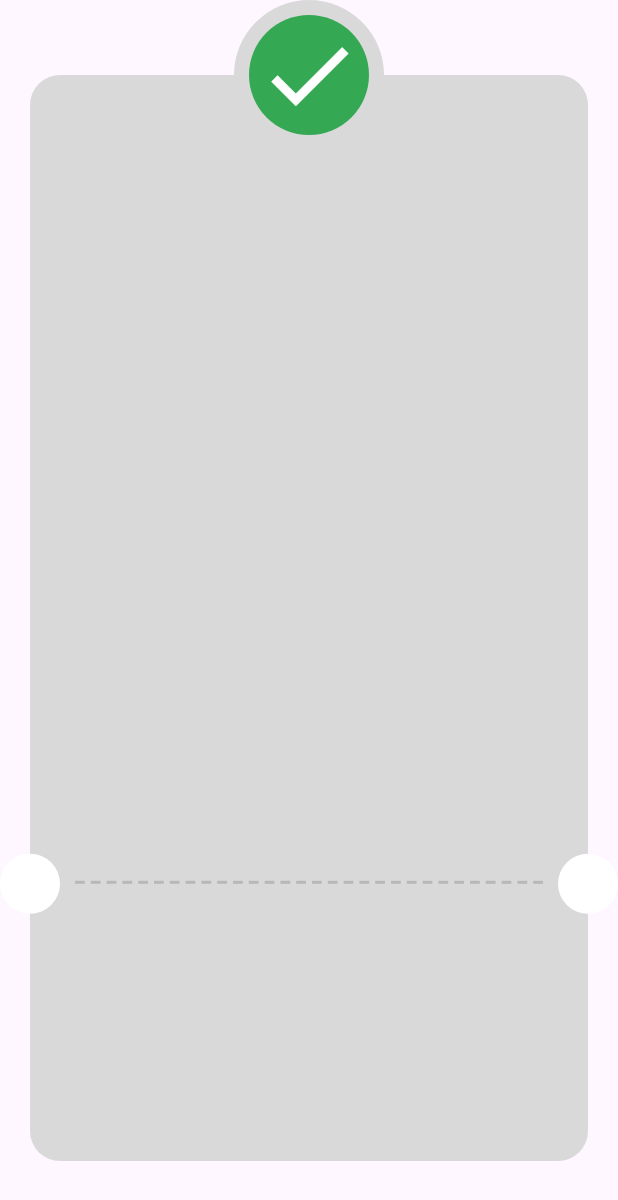
After one commit to SalahYasser/checkout_payment_app, a Flutter app: the ThankYouView screen opened directly, on a phone screen of 412 x 824 dp. The commit adds this screen. Shown: the top 1200 px of the screen. Run offline on Flutter 3.47's test engine with Material 3 defaults, Android fonts, the phone set to English and light mode, and no system bars; our stand-ins replace flutter_credit_card, flutter_svg.

Commit message:
refactor thank you view body

```diff
--- /dev/null
+++ b/lib/features/checkout/presentation/views/widgets/custom_check_icon.dart
@@ -0,0 +1,22 @@
+import 'package:flutter/material.dart';
+
+class CustomCheckIcon extends StatelessWidget {
+  const CustomCheckIcon({super.key});
+
+  @override
+  Widget build(BuildContext context) {
+    return CircleAvatar(
+      backgroundColor: Color(0xffD9D9D9),
+      radius: 50,
+      child: CircleAvatar(
+        backgroundColor: Color(0xff34A853),
+        radius: 40,
+        child: Icon(
+          Icons.check,
+          color: Colors.white,
+          size: 70,
+        ),
+      ),
+    );
+  }
+}
--- /dev/null
+++ b/lib/features/checkout/presentation/views/widgets/custom_dashed_line.dart
@@ -0,0 +1,23 @@
+import 'package:flutter/material.dart';
+
+class CustomDashedLine extends StatelessWidget {
+  const CustomDashedLine({super.key});
+
+  @override
+  Widget build(BuildContext context) {
+    return Row(
+      children: List.generate(
+        30,
+            (index) => Expanded(
+          child: Padding(
+            padding: const EdgeInsets.symmetric(horizontal: 2),
+            child: Container(
+              color: Color(0xffB8B8B8),
+              height: 2,
+            ),
+          ),
+        ),
+      ),
+    );
+  }
+}
--- /dev/null
+++ b/lib/features/checkout/presentation/views/widgets/thank_you_card.dart
@@ -0,0 +1,17 @@
+import 'package:flutter/material.dart';
+
+class ThankYouCard extends StatelessWidget {
+  const ThankYouCard({super.key});
+
+  @override
+  Widget build(BuildContext context) {
+    return Container(
+      decoration: ShapeDecoration(
+        color: Color(0xffD9D9D9),
+        shape: RoundedRectangleBorder(
+          borderRadius: BorderRadius.circular(20),
+        ),
+      ),
+    );
+  }
+}
--- a/lib/features/checkout/presentation/views/widgets/thank_you_view_body.dart
+++ b/lib/features/checkout/presentation/views/widgets/thank_you_view_body.dart
@@ -1,3 +1,6 @@
+import 'package:checkout_payment_app/features/checkout/presentation/views/widgets/custom_check_icon.dart';
+import 'package:checkout_payment_app/features/checkout/presentation/views/widgets/custom_dashed_line.dart';
+import 'package:checkout_payment_app/features/checkout/presentation/views/widgets/thank_you_card.dart';
 import 'package:flutter/material.dart';
 
 class ThankYouViewBody extends StatelessWidget {
@@ -10,32 +13,12 @@ class ThankYouViewBody extends StatelessWidget {
       child: Stack(
         clipBehavior: Clip.none,
         children: [
-          Container(
-            decoration: ShapeDecoration(
-              color: Color(0xffD9D9D9),
-              shape: RoundedRectangleBorder(
-                borderRadius: BorderRadius.circular(20),
-              ),
-            ),
-          ),
+          ThankYouCard(),
           Positioned(
             bottom: MediaQuery.sizeOf(context).height * 0.2 + 20,
             left: 20 + 8,
             right: 20 + 8,
-            child: Row(
-              children: List.generate(
-                30,
-                (index) => Expanded(
-                  child: Padding(
-                    padding: const EdgeInsets.symmetric(horizontal: 2),
-                    child: Container(
-                      color: Color(0xffB8B8B8),
-                      height: 2,
-                    ),
-                  ),
-                ),
-              ),
-            ),
+            child: const CustomDashedLine(),
           ),
           Positioned(
             left: -20,
@@ -51,23 +34,11 @@ class ThankYouViewBody extends StatelessWidget {
               backgroundColor: Colors.white,
             ),
           ),
-          Positioned(
+          const Positioned(
             left: 0,
             right: 0,
             top: -50,
-            child: CircleAvatar(
-              backgroundColor: Color(0xffD9D9D9),
-              radius: 50,
-              child: CircleAvatar(
-                backgroundColor: Color(0xff34A853),
-                radius: 40,
-                child: Icon(
-                  Icons.check,
-                  color: Colors.white,
-                  size: 70,
-                ),
-              ),
-            ),
+            child: CustomCheckIcon(),
           ),
         ],
       ),
```
